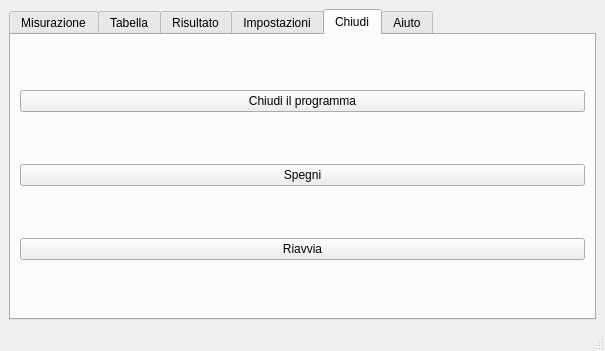
The window that charlotte/charlotte.ui (zorbaproject/Meatloaf) describes before a commit, drawn with Qt 5.
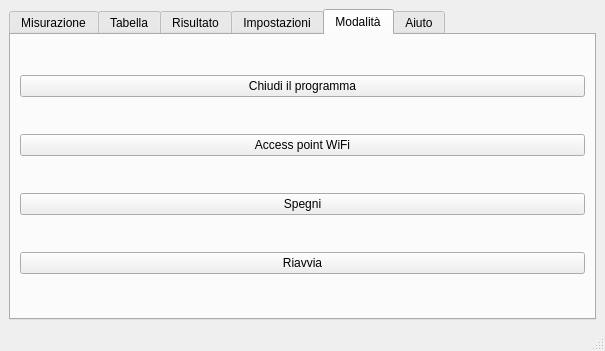
The same window after the commit. The open tabs and pages were chosen to show the change.

Commit message: Save and load json

The edit to the form file:
```diff
--- a/charlotte/charlotte.ui
+++ b/charlotte/charlotte.ui
@@ -397,7 +397,7 @@
       </widget>
       <widget class="QWidget" name="tab_3">
        <attribute name="title">
-        <string>Chiudi</string>
+        <string>Modalità</string>
        </attribute>
        <layout class="QVBoxLayout" name="verticalLayout_7">
         <item>
@@ -407,6 +407,13 @@
           </property>
          </widget>
         </item>
+        <item>
+         <widget class="QPushButton" name="accesspoint">
+          <property name="text">
+           <string>Access point WiFi</string>
+          </property>
+         </widget>
+        </item>
         <item>
          <widget class="QPushButton" name="shutdown">
           <property name="text">
```
Left out of the diff: 50 changed lines with no effect on the pictures. Lines whose indentation alone changed are shown as unchanged. The commit also changes 1 other file.
